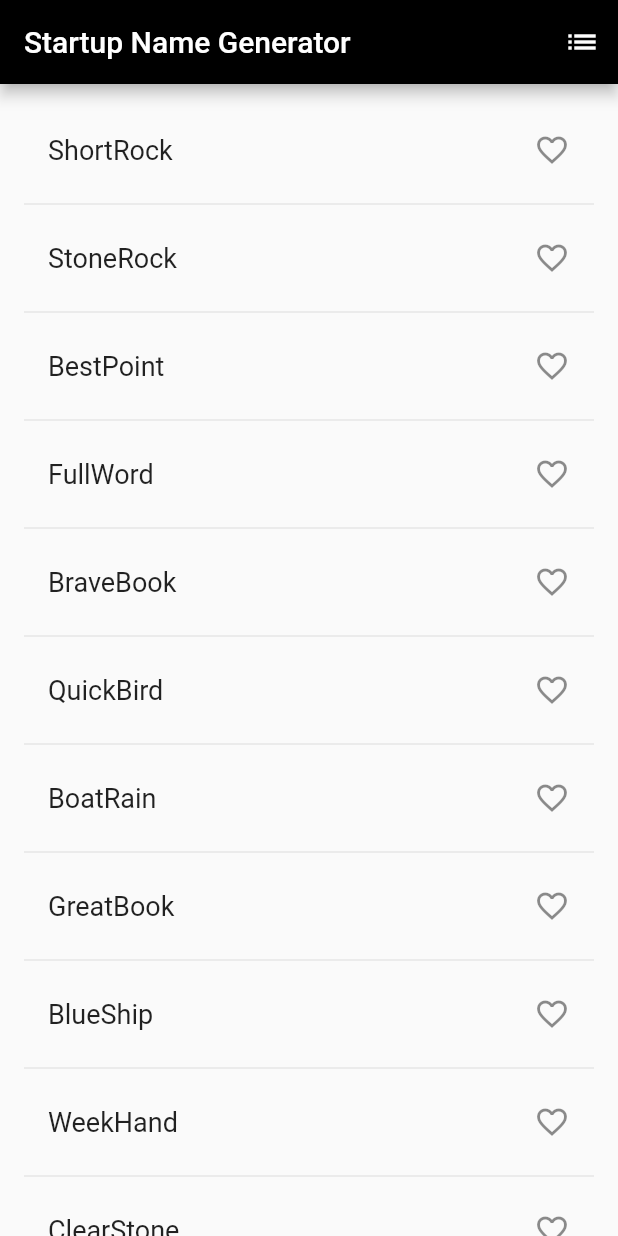
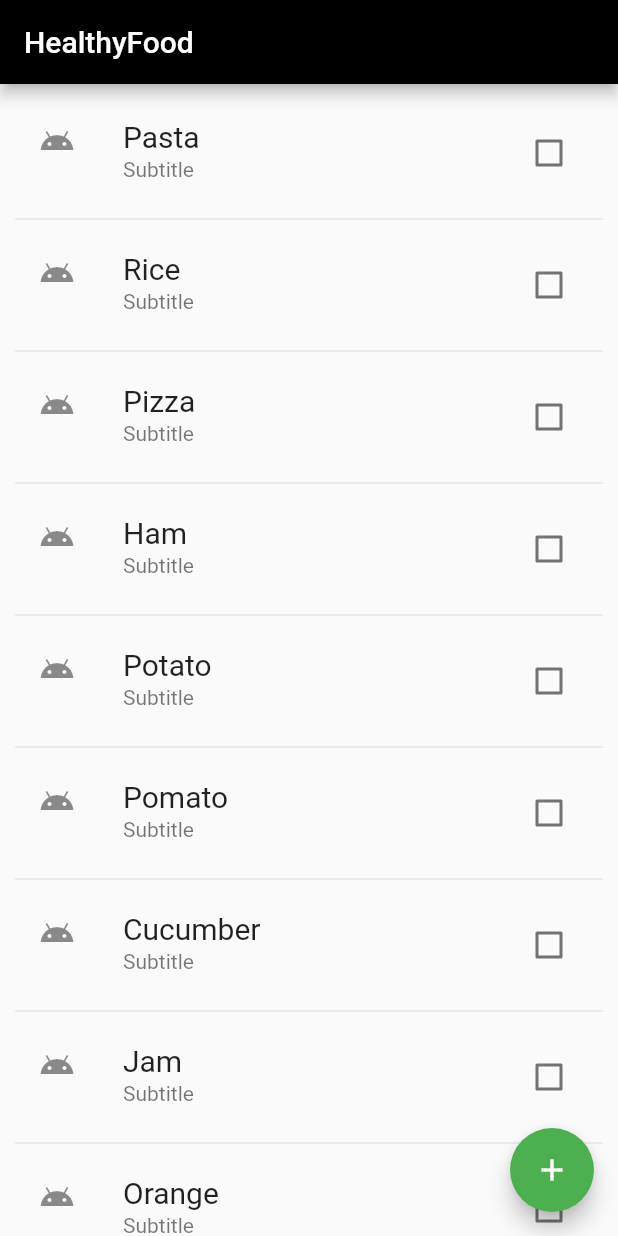
Before and after one commit to AlbertoGobbo/MPM_Project, a Flutter app: the screen it shows after launch, on a phone screen of 412 x 824 dp. Run offline on Flutter 3.47's test engine with Material 2 defaults, Android fonts, the phone set to English and light mode, and no system bars.

Commit message:
Add checkboxs
Usability problem for the last voice, because the checkbox is entirely covered by the fab. So, create a stack of toolbars and position the fab at the center of it

```diff
--- a/test_app/lib/main.dart
+++ b/test_app/lib/main.dart
@@ -1,5 +1,5 @@
 import 'package:flutter/material.dart';
-import 'package:english_words/english_words.dart';
+// import 'package:english_words/english_words.dart';
 
 void main() {
   runApp(const MyApp());
@@ -12,62 +12,68 @@ class MyApp extends StatelessWidget {
   @override
   Widget build(BuildContext context) {
     return MaterialApp(
-      title: 'Startup Name Generator',
+      title: 'HealthyFood',
       theme: ThemeData(
           appBarTheme: const AppBarTheme(
         backgroundColor: Colors.black,
         foregroundColor: Colors.white,
       )),
-      home: const RandomWords(),
+      home: const IngrediantsList(),
     );
-    /* The first version without the 'route'
-    return MaterialApp(
-      title: 'Startup Name Generator',
-      home: Scaffold(
-        appBar: AppBar(
-          title: const Text('Startup Name Generator'),
-        ),
-        body: const Center(
-          child: RandomWords(),
-        ),
-      ),
-    ); */
   }
 }
 
-class RandomWords extends StatefulWidget {
-  const RandomWords({Key? key}) : super(key: key);
+class IngrediantsList extends StatefulWidget {
+  const IngrediantsList({Key? key}) : super(key: key);
 
   @override
-  State<RandomWords> createState() => _RandomWordsState();
+  State<IngrediantsList> createState() => _IngrediantsListState();
 }
 
-// The state of RandomWords, which can be changed inside the immutable RandomWords widget
-class _RandomWordsState extends State<RandomWords> {
-  final _suggestions = <WordPair>[];
-  final _biggerFont = const TextStyle(fontSize: 18);
-  final _saved = <WordPair>{};
+// The state of IngrediantsList, which can be changed inside the immutable IngrediantsList widget
+class _IngrediantsListState extends State<IngrediantsList> {
+  late List<bool> _isChecked;
+  // This list will contain all the ingredients and the information about nutritional values from the dataset
+  // _ingrediants = <String>[];
+  final List<String> _ingrediants = [
+    "Pasta",
+    "Rice",
+    "Pizza",
+    "Ham",
+    "Potato",
+    "Pomato",
+    "Cucumber",
+    "Jam",
+    "Orange",
+    "Apple",
+    "Sugar",
+    "Salt",
+    "Lemon"
+  ];
 
-  void _pushSaved() {
+  final List<String> _selectedIngrediants = [];
+
+  void _pushCreateRecipe() {
     Navigator.of(context).push(
       MaterialPageRoute<void>(
         builder: (context) {
-          final tiles = _saved.map(
-            (pair) {
+          final tiles = _selectedIngrediants.map(
+            (ingredient) {
               return ListTile(
                 title: Text(
-                  pair.asPascalCase,
-                  style: _biggerFont,
+                  ingredient,
+                  style: const TextStyle(fontSize: 20),
                 ),
               );
             },
           );
+
           final divided = tiles.isNotEmpty
               ? ListTile.divideTiles(context: context, tiles: tiles).toList()
               : <Widget>[];
 
           return Scaffold(
-            appBar: AppBar(title: const Text('Saved Suggestions')),
+            appBar: AppBar(title: const Text('Create your recipe')),
             body: ListView(children: divided),
           );
         },
@@ -76,49 +82,63 @@ class _RandomWordsState extends State<RandomWords> {
   }
 
   @override
+  void initState() {
+    super.initState();
+    _isChecked = List<bool>.filled(_ingrediants.length, false);
+  }
+
+  @override
   Widget build(BuildContext context) {
     return Scaffold(
-      appBar: AppBar(title: const Text('Startup Name Generator'), actions: [
-        IconButton(
+      appBar: AppBar(
+        title: const Text('HealthyFood'),
+        /*actions: [
+          IconButton(
             icon: const Icon(Icons.list),
             onPressed: _pushSaved,
             tooltip: 'Saved Suggestions')
-      ]),
-      body: ListView.builder(
-        padding: const EdgeInsets.all(16.0),
-        itemBuilder: (context, i) {
-          if (i.isOdd) return const Divider();
-
-          final index = i ~/ 2;
-          if (index >= _suggestions.length) {
-            _suggestions.addAll(generateWordPairs().take(10));
-          }
-
-          final alreadySaved = _saved.contains(_suggestions[index]);
-
-          return ListTile(
+        ]*/
+      ),
+      body: ListView.separated(
+        padding: const EdgeInsets.all(10.0),
+        itemCount: _ingrediants.length,
+        itemBuilder: (context, index) {
+          return CheckboxListTile(
             title: Text(
-              _suggestions[index].asPascalCase,
-              style: _biggerFont,
+              _ingrediants[index],
+              style: const TextStyle(fontSize: 20),
             ),
-            trailing: Icon(
-              alreadySaved ? Icons.favorite : Icons.favorite_border,
-              color: alreadySaved ? Colors.red : null,
-              semanticLabel: alreadySaved ? 'Remove from saved' : 'Save',
-            ),
-            onTap: () {
-              // When call this method, it triggers a call to the build() method for the State object
-              setState(() {
-                if (alreadySaved) {
-                  _saved.remove(_suggestions[index]);
-                } else {
-                  _saved.add(_suggestions[index]);
-                }
-              });
+            subtitle: const Text("Subtitle"),
+            secondary: const Icon(Icons.android_sharp),
+            controlAffinity: ListTileControlAffinity.platform,
+            value: _isChecked[index],
+            onChanged: (bool? value) {
+              setState(
+                () {
+                  _isChecked[index] = value!;
+                  if (_isChecked[index] == true) {
+                    _selectedIngrediants.add(_ingrediants[index]);
+                  } else {
+                    _selectedIngrediants.remove(_ingrediants[index]);
+                  }
+                },
+              );
             },
           );
         },
+        separatorBuilder: (context, index) {
+          return const Divider();
+        },
       ),
+      floatingActionButton: FloatingActionButton(
+          onPressed: () {
+            // Create a toast message if there are no selected ingredients
+            _pushCreateRecipe();
+          },
+          backgroundColor: Colors.green,
+          child: const Icon(Icons.add)),
+      // bottomNavigationBar: TODO
+      // floatingActionButtonLocation: FloatingActionButtonLocation.centerDocked,
     );
   }
 }
```
